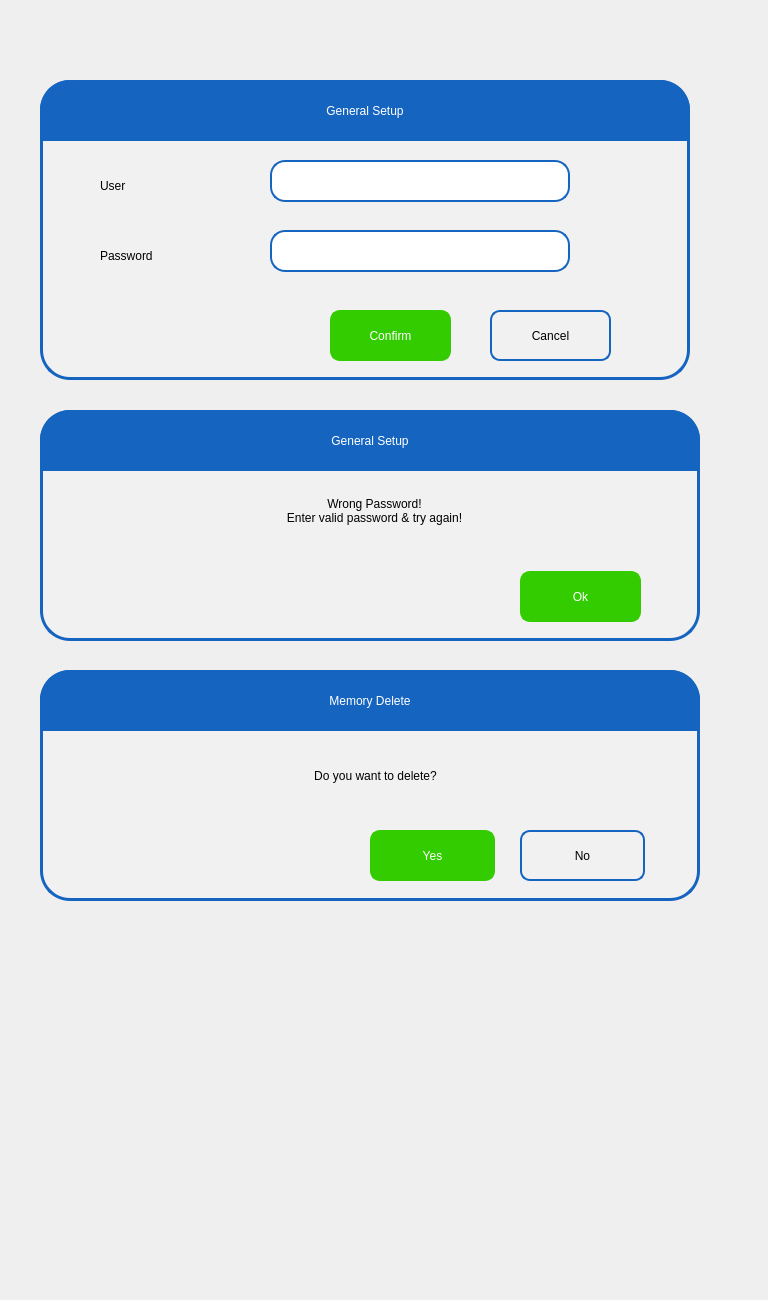
This is pApp-22-June-2021/scheckpass.ui in ChandraMVE/PSSC_QT_Development as Qt 5 draws it before an edit. The edited form follows.
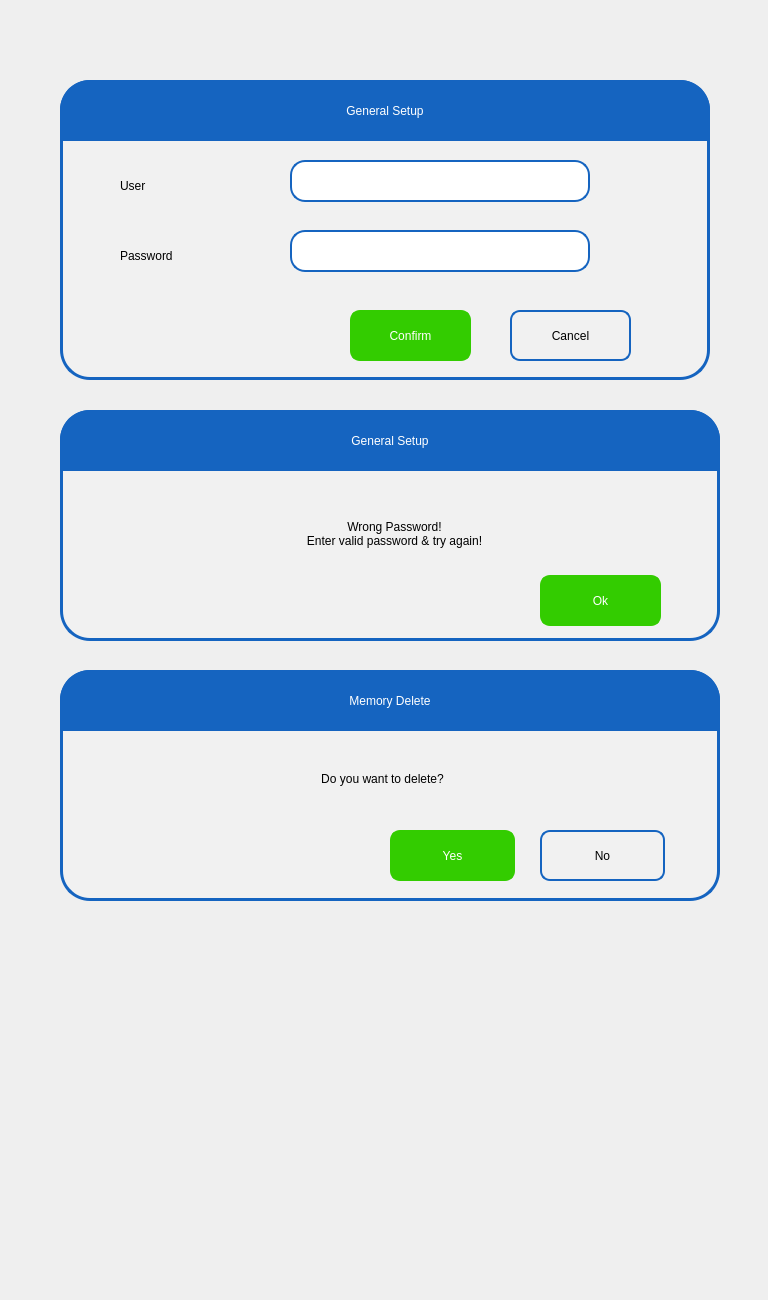
This is the edited form. Custom widgets are drawn as their Qt base class.

Patch:
```diff
--- a/pApp-22-June-2021/scheckpass.ui
+++ b/pApp-22-June-2021/scheckpass.ui
@@ -16,7 +16,7 @@
   <widget class="QFrame" name="frPassword">
    <property name="geometry">
     <rect>
-     <x>40</x>
+     <x>60</x>
      <y>80</y>
      <width>650</width>
      <height>300</height>
@@ -309,7 +309,7 @@
   <widget class="QFrame" name="frMessage">
    <property name="geometry">
     <rect>
-     <x>40</x>
+     <x>60</x>
      <y>410</y>
      <width>660</width>
      <height>231</height>
@@ -337,7 +337,7 @@
     <property name="geometry">
      <rect>
       <x>109</x>
-      <y>60</y>
+      <y>83</y>
       <width>451</width>
       <height>81</height>
      </rect>
@@ -389,7 +389,7 @@
     <property name="geometry">
      <rect>
       <x>480</x>
-      <y>161</y>
+      <y>165</y>
       <width>121</width>
       <height>51</height>
      </rect>
@@ -453,7 +453,7 @@
   <widget class="QFrame" name="frConfirm">
    <property name="geometry">
     <rect>
-     <x>40</x>
+     <x>60</x>
      <y>670</y>
      <width>660</width>
      <height>231</height>
@@ -480,8 +480,8 @@
    <widget class="QLabel" name="lblCMessage">
     <property name="geometry">
      <rect>
-      <x>110</x>
-      <y>60</y>
+      <x>97</x>
+      <y>63</y>
       <width>451</width>
       <height>91</height>
      </rect>
```
